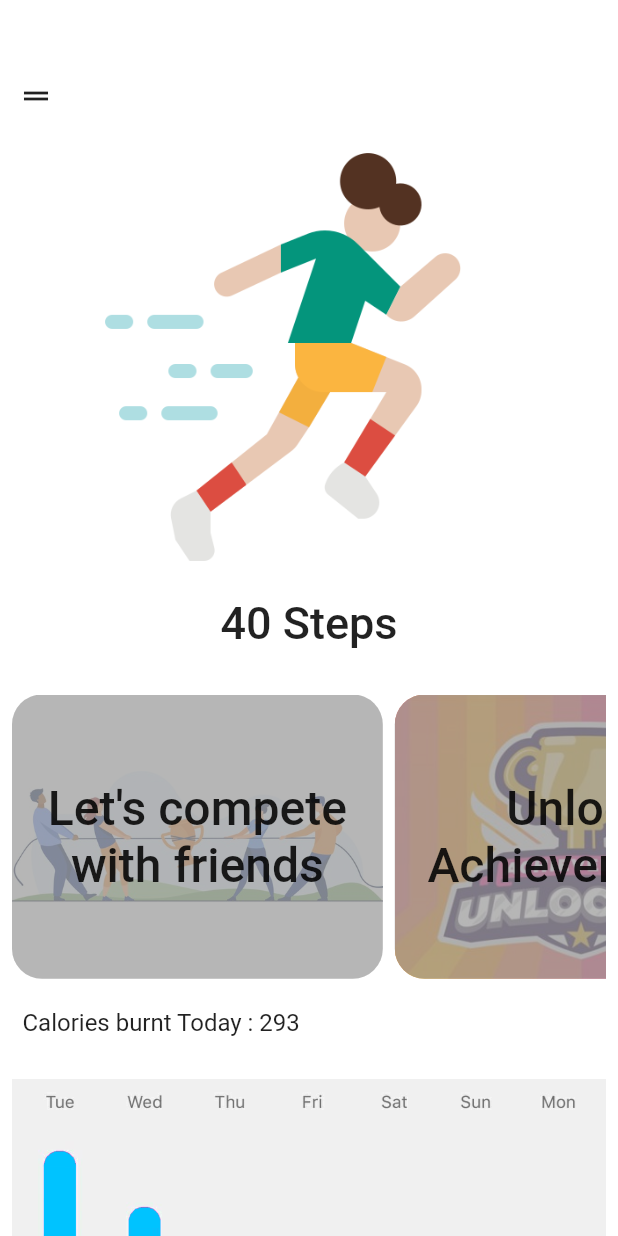
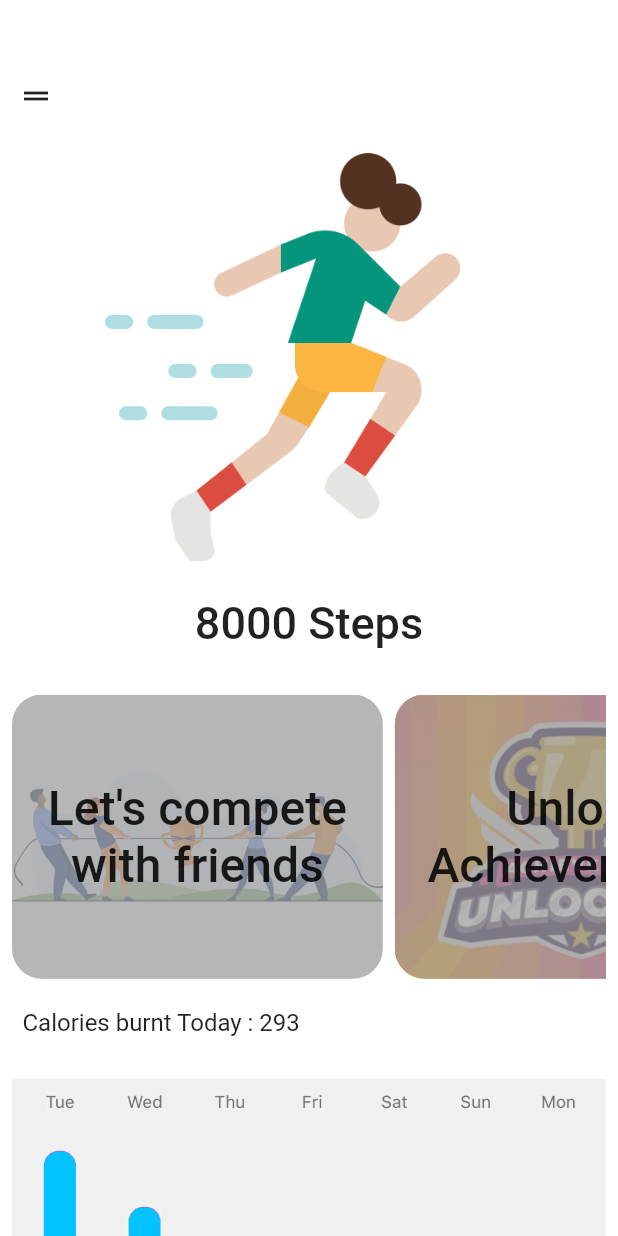
Before and after one commit to IshitaArora-246/Fitness-app, a Flutter app: the screen it shows after launch, on a phone screen of 412 x 824 dp. Run offline on Flutter 3.47's test engine with Material 2 defaults, Android fonts, the phone set to English and light mode, and no system bars; our stand-ins replace firebase_auth, firebase_core, pedometer, pin_code_fields; accounts and stored records are empty.

```diff
--- a/lib/login/OtpVerificationPage.dart
+++ b/lib/login/OtpVerificationPage.dart
@@ -6,6 +6,7 @@ import 'package:flutter/services.dart';
 import 'package:pin_code_fields/pin_code_fields.dart';
 import 'package:firebase_auth/firebase_auth.dart';
 
+// ignore: must_be_immutable
 class OtpVerification extends StatefulWidget {
   String verID;
   String phoneNumber;
@@ -234,7 +235,7 @@ class _OtpVerificationState extends State<OtpVerification> {
           setState(() {
             loading = true;
           });
-          AuthCredential credential = PhoneAuthProvider.getCredential(
+          AuthCredential credential = PhoneAuthProvider.credential(
               verificationId: widget.verID, smsCode: otpString);
           await OTPService().signInWithCred(credential, context, () {
             textEditingController.clear();
--- a/lib/login/loginPage.dart
+++ b/lib/login/loginPage.dart
@@ -79,6 +79,7 @@ class _LoginPageState extends State<LoginPage> {
                             border: OutlineInputBorder(
                                 borderRadius: BorderRadius.circular(10)),
                           ),
+                          // ignore: missing_return
                           validator: (value) {
                             if (value.length != 10) {
                               return "Invalid phone number";
--- a/lib/main.dart
+++ b/lib/main.dart
@@ -1,5 +1,4 @@
 import 'package:firebase_core/firebase_core.dart';
-import 'package:fitnessApp/screens/BlogScreen.dart';
 import 'package:fitnessApp/screens/homePage.dart';
 import 'package:flutter/material.dart';
 import 'package:flutter/services.dart';
--- a/lib/screens/homePage.dart
+++ b/lib/screens/homePage.dart
@@ -15,7 +15,7 @@ class HomePage extends StatefulWidget {
 class _HomePageState extends State<HomePage> {
   Stream<StepCount> _stepCountStream;
   Stream<PedestrianStatus> _pedestrianStatusStream;
-  String _status = '?', _steps = '?';
+  String _status = '?', _steps = '8000';
 
   @override
   void initState() {
@@ -67,7 +67,6 @@ class _HomePageState extends State<HomePage> {
   @override
   Widget build(BuildContext context) {
     final steps = 10250;
-    final Color teal = Color(0XFF338678);
     final screenWidth = MediaQuery.of(context).size.width;
     final screenHeight = MediaQuery.of(context).size.height;
     var calories = (steps / 35).round();
@@ -96,7 +95,7 @@ class _HomePageState extends State<HomePage> {
                   width: 300,
                 ),
                 SizedBox(height: 10),
-                Text("40 Steps",
+                Text("$_steps Steps",
                     style: TextStyle(
                       fontSize: 30,
                       fontWeight: FontWeight.w500,
--- a/lib/screens/profile.dart
+++ b/lib/screens/profile.dart
@@ -1,4 +1,3 @@
-import 'package:fitnessApp/widgets/sideBar.dart';
 import 'package:flutter/cupertino.dart';
 import 'package:flutter/material.dart';
 
--- a/lib/widgets/sideBar.dart
+++ b/lib/widgets/sideBar.dart
@@ -45,6 +45,7 @@ class Sidebar extends StatelessWidget {
                     MaterialPageRoute(
                       builder: (context) => ProfilePage(),
                     ),
+                    // ignore: non_constant_identifier_names
                     (HomePage) => true);
               },
             ),
@@ -64,6 +65,7 @@ class Sidebar extends StatelessWidget {
                     MaterialPageRoute(
                       builder: (context) => HomePage(),
                     ),
+                    // ignore: non_constant_identifier_names
                     (HomePage) => true);
               },
             ),
@@ -83,6 +85,7 @@ class Sidebar extends StatelessWidget {
                     MaterialPageRoute(
                       builder: (context) => FaqPage(),
                     ),
+                    // ignore: non_constant_identifier_names
                     (HomePage) => true);
               },
             ),
```
